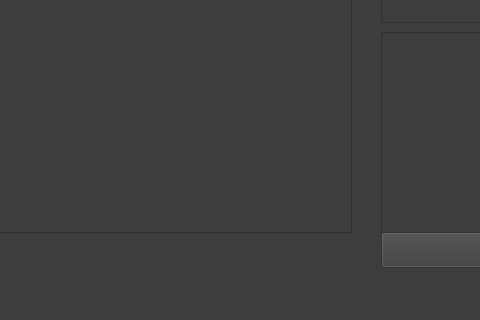
The window that Graphics/UI/SagaGui.ui (inexplicable01/saga) describes before a commit, drawn with Qt 5; both pictures show x 251 to 731 and y 400 to 720 of the 1280 by 720 pixel window.
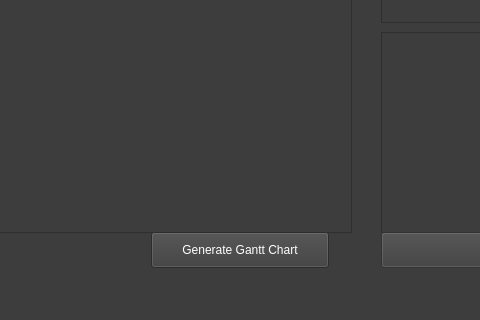
The same window after the commit. Icons and pictures are not drawn.

Commit message: Added Gantt Chart Button

```diff
--- a/Graphics/UI/SagaGui.ui
+++ b/Graphics/UI/SagaGui.ui
@@ -719,6 +719,19 @@
        <string>Click on Container to Select</string>
       </property>
      </widget>
+     <widget class="QPushButton" name="ganttbttn">
+      <property name="geometry">
+       <rect>
+        <x>400</x>
+        <y>570</y>
+        <width>178</width>
+        <height>36</height>
+       </rect>
+      </property>
+      <property name="text">
+       <string>Generate Gantt Chart</string>
+      </property>
+     </widget>
     </widget>
     <widget class="QWidget" name="ContainerTab">
      <attribute name="title">
```
Left out of the diff: 4 changed lines with no effect on the pictures. The commit also changes 3 other files.
